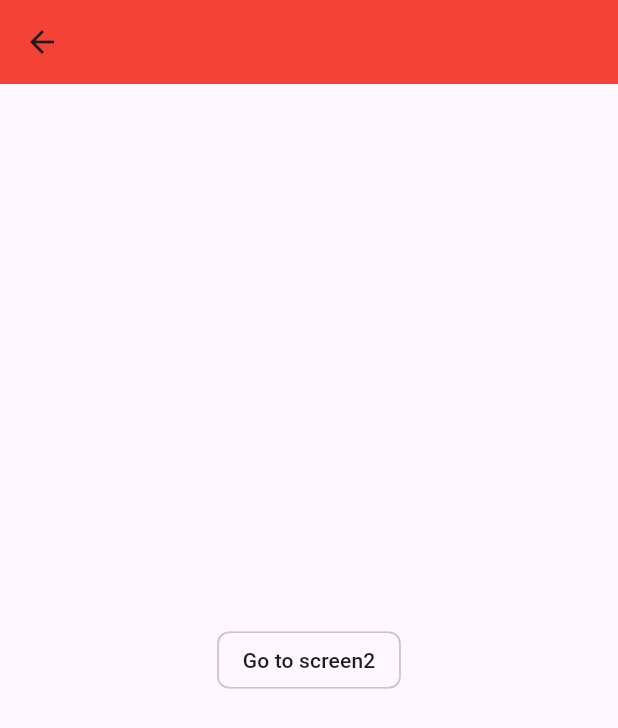
After one commit to Uday-kiran9147/vacation, a Flutter app: the Screen1 screen opened directly, on a phone screen of 412 x 824 dp. The commit adds this screen. Shown: the top 728 px of the screen. Run offline on Flutter 3.47's test engine with Material 3 defaults, Android fonts, the phone set to English and light mode, and no system bars; our stand-ins replace animated_text_kit, bloc, cached_network_image, carousel_slider, firebase_auth, flutter_bloc and 7 more; missing offline and left inert: dart:ui_web; accounts and stored records are empty.

Commit message:
go_router used

```diff
--- /dev/null
+++ b/lib/GoRouter/go_router_home.dart
@@ -0,0 +1,39 @@
+import 'package:flutter/material.dart';
+import 'package:go_router/go_router.dart';
+import 'package:flutter_riverpod/flutter_riverpod.dart';
+import 'package:vacationvproject/GoRouter/route_provider.dart';
+import 'package:vacationvproject/GoRouter/screens/screen1.dart';
+import 'screens/screen2.dart';
+
+final navigationKey = GlobalKey<NavigatorState>();
+
+final appRoutes = [
+  GoRoute(
+      path: RouteNames.home,
+      parentNavigatorKey: navigationKey,
+      builder: Screen1.builder),
+  GoRoute(
+      path: RouteNames.screen2,
+      parentNavigatorKey: navigationKey,
+      builder: Screen2.builder),
+];
+
+class RouteNames {
+  // static const home = '/';
+  static const home = '/';
+  static const screen2 = '/screen2';
+  // static const screen1 = '/screen1';
+}
+
+
+class GoRouterApp extends ConsumerWidget {
+  const GoRouterApp({super.key});
+  // static GoRouterApp builder(BuildContext context, GoRouterState state) => GoRouterApp();
+  @override
+  Widget build(BuildContext context,WidgetRef ref) {
+     final routeConfig = ref.watch(routesProvider);
+    return MaterialApp.router(
+      routerConfig: routeConfig,
+    );
+  }
+}
--- /dev/null
+++ b/lib/GoRouter/screens/screen1.dart
@@ -0,0 +1,23 @@
+import 'package:flutter/material.dart';
+import 'package:go_router/go_router.dart';
+import 'package:vacationvproject/GoRouter/go_router_home.dart';
+
+class Screen1 extends StatelessWidget {
+  const Screen1({super.key});
+  static Screen1 builder(BuildContext context, GoRouterState state) =>
+      Screen1();
+
+  @override
+  Widget build(BuildContext context) {
+    return Scaffold(
+      appBar: AppBar(backgroundColor: Colors.red,),
+      body: Center(
+        child: ActionChip(
+            label: Text('Go to screen2'),
+            onPressed: () {
+              context.push(RouteNames.screen2);
+            }),
+      ),
+    );
+  }
+}
--- /dev/null
+++ b/lib/GoRouter/screens/screen2.dart
@@ -0,0 +1,22 @@
+import 'package:flutter/material.dart';
+import 'package:go_router/go_router.dart';
+
+class Screen2 extends StatelessWidget {
+  const Screen2({super.key});
+  static Screen2 builder(BuildContext context, GoRouterState state) => Screen2();
+
+  @override
+  Widget build(BuildContext context) {
+    return Scaffold(
+      appBar: AppBar(
+        backgroundColor: Colors.green,
+      ),
+      body: Center(
+        child: ActionChip(
+          label: Text('back'),
+          onPressed: () => context.pop(),
+        ),
+      ),
+    );
+  }
+}
--- a/pubspec.yaml
+++ b/pubspec.yaml
@@ -58,6 +58,8 @@ dependencies:
   flutter_bloc: ^8.1.2
   geolocator: ^10.1.0
   carousel_slider: ^4.2.1
+  go_router: ^13.2.0
+  flutter_riverpod: ^2.4.10
 
 dev_dependencies:
   flutter_test:
```
Also changed, not shown: lib/GoRouter/route_provider.dart (added, +7 -0 lines), lib/main.dart (+5 -7 lines), pubspec.lock.
